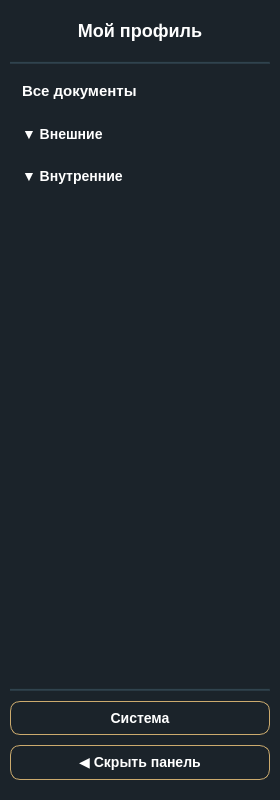
The window that client/ui/left_panel.ui (lerakaplich/Documents) describes before a commit, drawn with Qt 5.
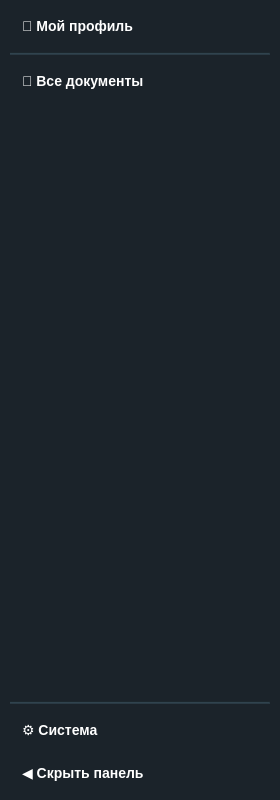
The same window after the commit.

Commit message: страницы системы

What changed in the file:
```diff
--- a/client/ui/left_panel.ui
+++ b/client/ui/left_panel.ui
@@ -12,7 +12,7 @@
   </property>
   <property name="minimumSize">
    <size>
-    <width>0</width>
+    <width>50</width>
     <height>0</height>
    </size>
   </property>
@@ -30,6 +30,33 @@
   </property>
   <layout class="QVBoxLayout" name="mainLayout">
    <property name="spacing">
+    <number>0</number>
+   </property>
+   <property name="leftMargin">
+    <number>0</number>
+   </property>
+   <property name="topMargin">
+    <number>0</number>
+   </property>
+   <property name="rightMargin">
+    <number>0</number>
+   </property>
+   <property name="bottomMargin">
+    <number>0</number>
+   </property>
+
+   <!-- ВЕРХНЯЯ ЧАСТЬ -->
+   <item>
+    <widget class="QWidget" name="topContainer" native="true">
+     <property name="sizePolicy">
+      <sizepolicy hsizetype="Preferred" vsizetype="Expanding">
+       <horstretch>0</horstretch>
+       <verstretch>1</verstretch>
+      </sizepolicy>
+     </property>
+
+     <layout class="QVBoxLayout" name="topLayout">
+      <property name="spacing">
     <number>10</number>
    </property>
    <property name="leftMargin">
@@ -42,19 +69,25 @@
     <number>10</number>
    </property>
    <property name="bottomMargin">
-    <number>10</number>
-   </property>
+       <number>0</number>
+      </property>
+      <property name="alignment">
+       <set>Qt::AlignTop</set>
+      </property>
+
+      <!-- Кнопка профиля -->
    <item>
     <widget class="QPushButton" name="profileBtn">
      <property name="styleSheet">
       <string notr="true">QPushButton {
     background-color: transparent;
     color: white;
-    border-radius: 10px;
+    border: none;
+    border-radius: 5px;
+    padding: 8px 12px;
+    font-size: 14px;
     font-weight: bold;
-    font-size: 18px;
-    padding: 10px;
-    text-align: centre;
+    text-align: left;
 }
 QPushButton:hover {
     background-color: #3A4A54;
@@ -62,20 +95,29 @@
 }</string>
      </property>
      <property name="text">
-      <string>Мой профиль</string>
+         <string>👤 Мой профиль</string>
+        </property>
+        <property name="cursor">
+         <cursorShape>PointingHandCursor</cursorShape>
      </property>
     </widget>
    </item>
+
+      <!-- Разделитель -->
    <item>
-    <widget class="Line" name="line">
+       <widget class="Line" name="line1">
      <property name="styleSheet">
-      <string notr="true">background-color: #2A3A44;</string>
+         <string notr="true">background-color: #2A3A44;
+max-height: 1px;
+min-height: 1px;</string>
      </property>
      <property name="orientation">
       <enum>Qt::Orientation::Horizontal</enum>
      </property>
     </widget>
    </item>
+
+      <!-- Кнопка всех документов -->
    <item>
     <widget class="QPushButton" name="allDocsBtn">
      <property name="styleSheet">
@@ -85,7 +127,7 @@
     border: none;
     border-radius: 5px;
     padding: 8px 12px;
-    font-size: 15px;
+    font-size: 14px;
     font-weight: bold;
     text-align: left;
 }
@@ -95,12 +137,23 @@
 }</string>
      </property>
      <property name="text">
-      <string>Все документы</string>
+         <string>📄 Все документы</string>
+        </property>
+        <property name="cursor">
+         <cursorShape>PointingHandCursor</cursorShape>
      </property>
     </widget>
    </item>
+
+      <!-- ScrollArea для групп -->
    <item>
     <widget class="QScrollArea" name="scrollArea">
+        <property name="sizePolicy">
+         <sizepolicy hsizetype="Preferred" vsizetype="Expanding">
+          <horstretch>0</horstretch>
+          <verstretch>1</verstretch>
+         </sizepolicy>
+        </property>
      <property name="styleSheet">
       <string notr="true">QScrollArea {
     border: none;
@@ -130,17 +183,9 @@
       <bool>true</bool>
      </property>
      <widget class="QWidget" name="scrollAreaWidgetContents">
-      <property name="geometry">
-       <rect>
-        <x>0</x>
-        <y>0</y>
-        <width>260</width>
-        <height>550</height>
-       </rect>
-      </property>
       <layout class="QVBoxLayout" name="scrollLayout">
        <property name="spacing">
-        <number>5</number>
+           <number>10</number>
        </property>
        <property name="leftMargin">
         <number>0</number>
@@ -158,73 +203,8 @@
         <widget class="QWidget" name="externalWidget" native="true">
          <layout class="QVBoxLayout" name="externalLayout">
           <property name="spacing">
-           <number>0</number>
-          </property>
-          <property name="leftMargin">
-           <number>0</number>
-          </property>
-          <property name="topMargin">
-           <number>0</number>
-          </property>
-          <property name="rightMargin">
-           <number>0</number>
-          </property>
-          <property name="bottomMargin">
-           <number>0</number>
-          </property>
-          <item>
-           <widget class="QPushButton" name="externalToggleBtn">
-            <property name="styleSheet">
-             <string notr="true">QPushButton {
-    background-color: transparent;
-    color: white;
-    border: none;
-    border-radius: 5px;
-    padding: 8px 12px;
-    font-size: 14px;
-    font-weight: bold;
-    text-align: left;
-}
-QPushButton:hover {
-    background-color: #3A4A54;
-    color: #DDB87A;
-}</string>
-            </property>
-            <property name="text">
-             <string>▼ Внешние</string>
-            </property>
-           </widget>
-          </item>
-          <item>
-           <widget class="QWidget" name="externalContent" native="true">
-            <layout class="QVBoxLayout" name="externalContentLayout">
-             <property name="spacing">
-              <number>5</number>
-             </property>
-             <property name="leftMargin">
               <number>10</number>
              </property>
-             <property name="topMargin">
-              <number>5</number>
-             </property>
-             <property name="rightMargin">
-              <number>0</number>
-             </property>
-             <property name="bottomMargin">
-              <number>0</number>
-             </property>
-            </layout>
-           </widget>
-          </item>
-         </layout>
-        </widget>
-       </item>
-       <item>
-        <widget class="QWidget" name="internalWidget" native="true">
-         <layout class="QVBoxLayout" name="internalLayout">
-          <property name="spacing">
-           <number>0</number>
-          </property>
           <property name="leftMargin">
            <number>0</number>
           </property>
@@ -237,62 +217,23 @@
           <property name="bottomMargin">
            <number>0</number>
           </property>
-          <item>
-           <widget class="QPushButton" name="internalToggleBtn">
-            <property name="styleSheet">
-             <string notr="true">QPushButton {
-    background-color: transparent;
-    color: white;
-    border: none;
-    border-radius: 5px;
-    padding: 8px 12px;
-    font-size: 14px;
-    font-weight: bold;
-    text-align: left;
-}
-QPushButton:hover {
-    background-color: #3A4A54;
-    color: #DDB87A;
-}</string>
-            </property>
-            <property name="text">
-             <string>▼ Внутренние</string>
-            </property>
-           </widget>
-          </item>
-          <item>
-           <widget class="QWidget" name="internalContent" native="true">
-            <layout class="QVBoxLayout" name="internalContentLayout">
-             <property name="spacing">
-              <number>5</number>
-             </property>
-             <property name="leftMargin">
-              <number>10</number>
-             </property>
-             <property name="topMargin">
-              <number>5</number>
-             </property>
-             <property name="rightMargin">
-              <number>0</number>
-             </property>
-             <property name="bottomMargin">
-              <number>0</number>
-             </property>
             </layout>
            </widget>
           </item>
-         </layout>
-        </widget>
-       </item>
+
+          <!-- Растяжка внутри scrollArea (прижимает группы вверх) -->
        <item>
         <spacer name="verticalSpacer">
          <property name="orientation">
-          <enum>Qt::Orientation::Vertical</enum>
-         </property>
+             <enum>Qt::Vertical</enum>
+            </property>
+            <property name="sizeType">
+             <enum>QSizePolicy::Expanding</enum>
+            </property>
          <property name="sizeHint" stdset="0">
           <size>
            <width>20</width>
-           <height>40</height>
+              <height>0</height>
           </size>
          </property>
         </spacer>
@@ -301,53 +242,110 @@
      </widget>
     </widget>
    </item>
+     </layout>
+    </widget>
+   </item>
+
+   <!-- РАСТЯЖКА МЕЖДУ ВЕРХНЕЙ И НИЖНЕЙ ЧАСТЬЮ -->
    <item>
-    <widget class="Line" name="line_2">
+    <spacer name="mainSpacer">
+     <property name="orientation">
+      <enum>Qt::Vertical</enum>
+     </property>
+     <property name="sizeType">
+      <enum>QSizePolicy::Expanding</enum>
+     </property>
+     <property name="sizeHint" stdset="0">
+      <size>
+       <width>20</width>
+       <height>0</height>
+      </size>
+     </property>
+    </spacer>
+   </item>
+
+   <!-- НИЖНЯЯ ЧАСТЬ -->
+   <item>
+    <widget class="QWidget" name="bottomContainer" native="true">
+     <property name="sizePolicy">
+      <sizepolicy hsizetype="Preferred" vsizetype="Minimum">
+       <horstretch>0</horstretch>
+       <verstretch>0</verstretch>
+      </sizepolicy>
+     </property>
+
+     <layout class="QVBoxLayout" name="bottomLayout">
+      <property name="spacing">
+       <number>10</number>
+      </property>
+      <property name="leftMargin">
+       <number>10</number>
+      </property>
+      <property name="topMargin">
+       <number>10</number>
+      </property>
+      <property name="rightMargin">
+       <number>10</number>
+      </property>
+      <property name="bottomMargin">
+       <number>10</number>
+      </property>
+
+      <!-- Разделитель -->
+      <item>
+       <widget class="Line" name="line2">
      <property name="styleSheet">
-      <string notr="true">background-color: #2A3A44;</string>
+         <string notr="true">background-color: #2A3A44;
+max-height: 1px;
+min-height: 1px;</string>
      </property>
      <property name="orientation">
-      <enum>Qt::Orientation::Horizontal</enum>
+         <enum>Qt::Horizontal</enum>
      </property>
     </widget>
    </item>
+
+      <!-- Кнопка системы -->
    <item>
     <widget class="QPushButton" name="systemBtn">
      <property name="styleSheet">
       <string notr="true">QPushButton {
-    background-color: #1B232A;
+    background-color: transparent;
     color: white;
-    border: 1px solid #ccab6e;
-    border-radius: 10px;
+    border: none;
+    border-radius: 5px;
     padding: 8px 12px;
     font-size: 14px;
     font-weight: bold;
+    text-align: left;
 }
 QPushButton:hover {
     background-color: #3A4A54;
     color: #DDB87A;
-}
-
-
-
-</string>
+}</string>
      </property>
      <property name="text">
-      <string>Система</string>
+         <string>⚙️ Система</string>
+        </property>
+        <property name="cursor">
+         <cursorShape>PointingHandCursor</cursorShape>
      </property>
     </widget>
    </item>
+
+      <!-- Кнопка скрытия панели -->
    <item>
     <widget class="QPushButton" name="hidePanelBtn">
      <property name="styleSheet">
       <string notr="true">QPushButton {
-    background-color: #1B232A;
+    background-color: transparent;
     color: white;
-    border: 1px solid #ccab6e;
-    border-radius: 10px;
+    border: none;
+    border-radius: 5px;
     padding: 8px 12px;
     font-size: 14px;
     font-weight: bold;
+    text-align: left;
 }
 QPushButton:hover {
     background-color: #3A4A54;
@@ -357,29 +355,11 @@
      <property name="text">
       <string>◀ Скрыть панель</string>
      </property>
-    </widget>
-   </item>
-   <item>
-    <widget class="QWidget" name="pinnedContainer" native="true">
-     <property name="styleSheet">
-      <string notr="true">background-color: transparent;</string>
-     </property>
-     <layout class="QVBoxLayout" name="pinnedLayout">
-      <property name="spacing">
-       <number>5</number>
-      </property>
-      <property name="leftMargin">
-       <number>0</number>
-      </property>
-      <property name="topMargin">
-       <number>0</number>
-      </property>
-      <property name="rightMargin">
-       <number>0</number>
-      </property>
-      <property name="bottomMargin">
-       <number>0</number>
-      </property>
+        <property name="cursor">
+         <cursorShape>PointingHandCursor</cursorShape>
+        </property>
+       </widget>
+      </item>
      </layout>
     </widget>
    </item>
```
Left out of the diff: 12 changed lines with no effect on the pictures. Lines whose indentation alone changed are shown as unchanged. The commit also changes 7 other files.
